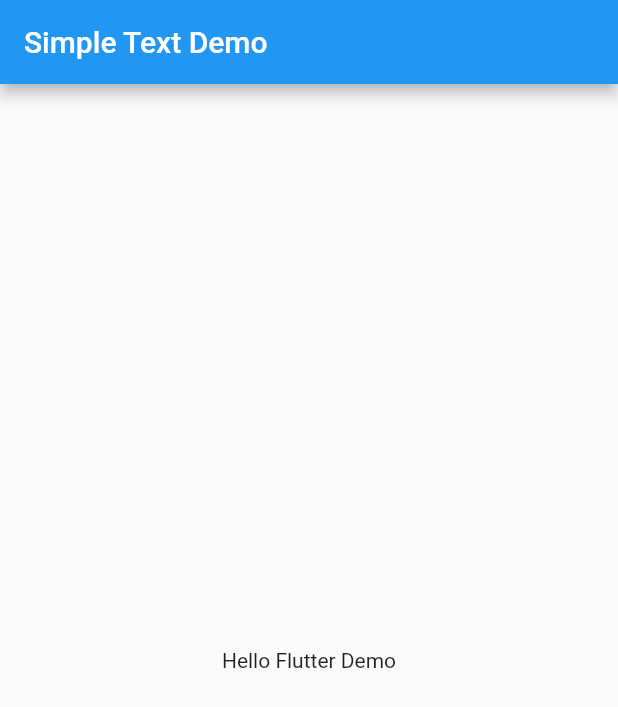
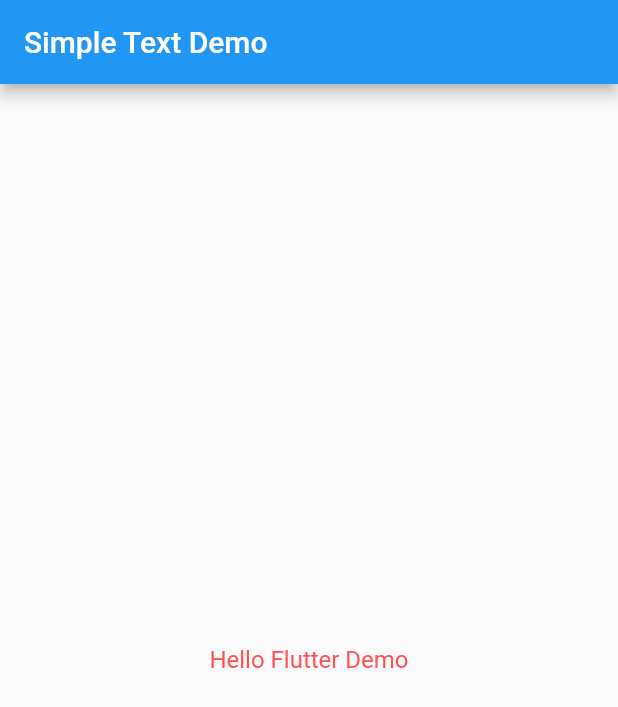
Before and after one commit to s9dp/flutterdemo, a Flutter app: the screen it shows after launch, on a phone screen of 412 x 824 dp. Shown: the top 707 px of the screen. Run offline on Flutter 3.47's test engine with Material 2 defaults, Android fonts, the phone set to English and light mode, and no system bars.

Commit message:
Change Text style

```diff
--- a/lib/SimpleText.dart
+++ b/lib/SimpleText.dart
@@ -8,7 +8,10 @@ class SimpleText extends StatelessWidget {
 
     return Container(
       child: Center(
-        child: Text("Hello Flutter Demo"),
+        child: Text("Hello Flutter Demo", style: TextStyle(
+          fontSize: 16,
+          color: Colors.redAccent
+        ),),
       ),
     );
 
```
